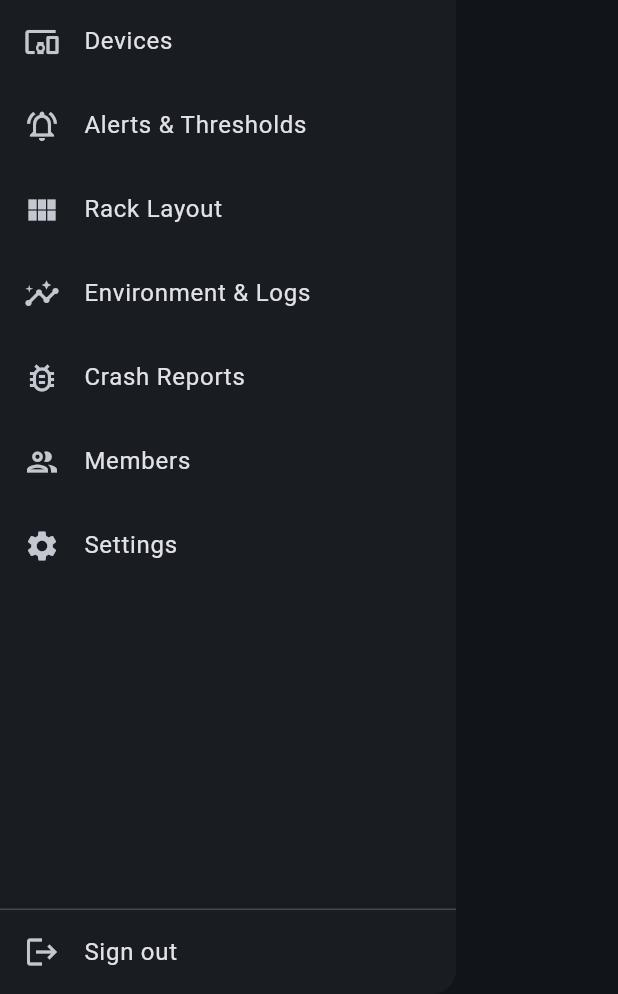
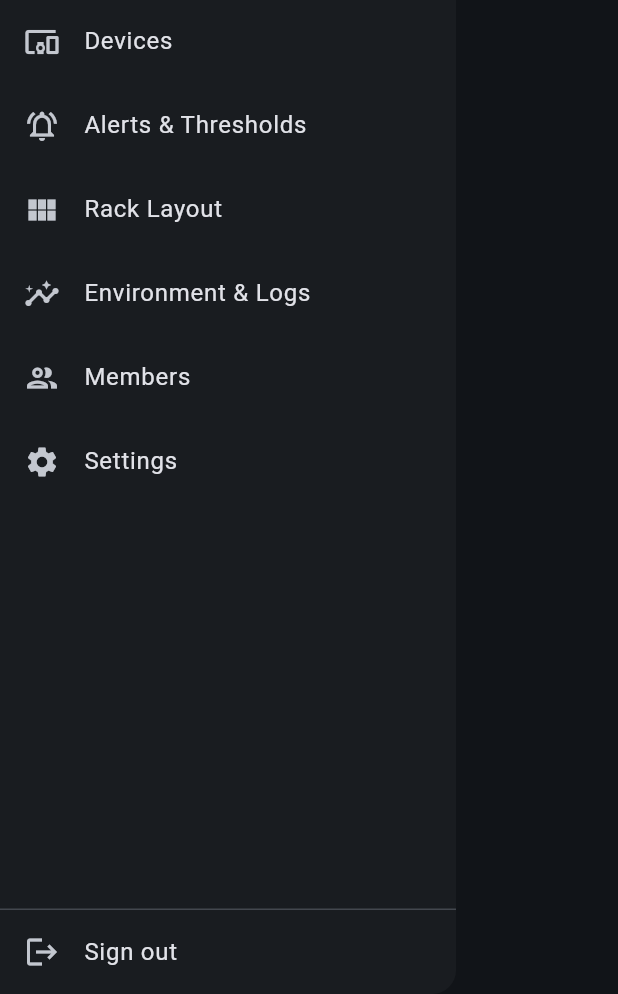
Before and after one commit to maaz-shahid99/param-hvac-mobile, a Flutter app: the AppDrawer widget shown alone on an empty page, opened directly with empty values, on a phone screen of 412 x 824 dp, the part 242-1236 px from its top. Run offline on Flutter 3.47's test engine with Material 3 defaults, Android fonts, the phone set to English and light mode, and no system bars; our stand-ins replace flutter_blue_plus, flutter_secure_storage, permission_handler, share_plus, shared_preferences; missing offline and left inert: mobile_scanner; accounts and stored records are empty; network calls fail.

Commit message:
feat: gate crash reports to admins + online/offline alert emails
- Crash Reports / Diagnostics hidden from members (app drawer + web nav, and /v1/crashes endpoints now require_admin).

- Routers/gateways get OFFLINE + BACK-ONLINE alert emails via the stale watchdog (was sensor-only); recovery is transition-based.

Co-Authored-By: Claude Opus 4.8 <noreply@anthropic.com>

```diff
--- a/lib/widgets/app_drawer.dart
+++ b/lib/widgets/app_drawer.dart
@@ -91,10 +91,12 @@ class AppDrawer extends StatelessWidget {
                         icon: Icons.insights_outlined,
                         label: 'Environment & Logs',
                         page: const EnvDataPage()),
-                    _item(context,
-                        icon: Icons.bug_report_outlined,
-                        label: 'Crash Reports',
-                        page: const CrashReportsPage()),
+                    // Crash Reports = firmware diagnostics — admin only.
+                    if (auth.isAdmin)
+                      _item(context,
+                          icon: Icons.bug_report_outlined,
+                          label: 'Crash Reports',
+                          page: const CrashReportsPage()),
                     _item(context,
                         icon: Icons.group_outlined,
                         label: 'Members',
```
